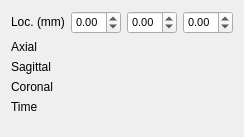
The window that Plugins/org.mitk.gui.qt.imagenavigator/src/internal/QmitkImageNavigatorView.ui (MITK/MITK) describes before a commit, drawn with Qt 5.
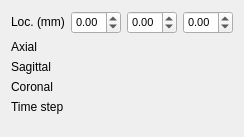
The same window after the commit. Custom widgets are drawn as their Qt base class.

Commit message: Rename time to time step and add a tooltop explanation

```diff
--- a/Plugins/org.mitk.gui.qt.imagenavigator/src/internal/QmitkImageNavigatorView.ui
+++ b/Plugins/org.mitk.gui.qt.imagenavigator/src/internal/QmitkImageNavigatorView.ui
@@ -190,7 +190,7 @@
       </sizepolicy>
      </property>
      <property name="text">
-      <string>Time</string>
+      <string>Time step</string>
      </property>
     </widget>
    </item>
```
Left out of the diff: 3 changed lines with no effect on the pictures.
